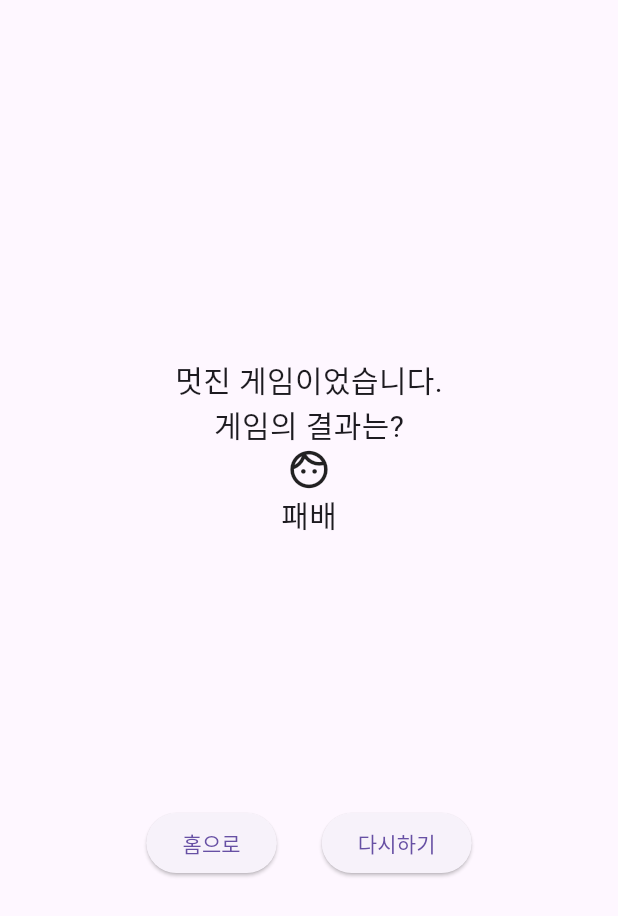
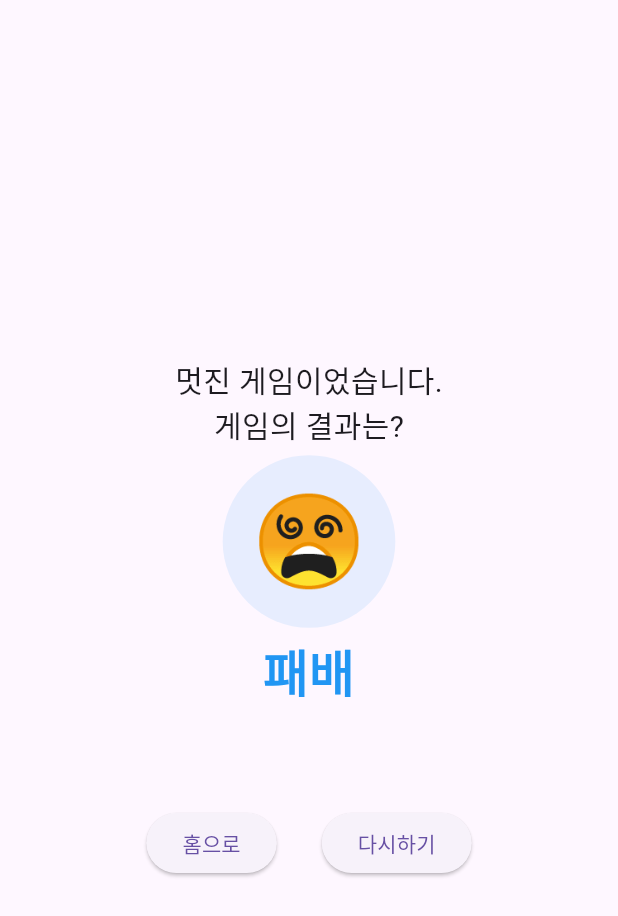
Before and after one commit to parkk-min/ORB_PROJECT, a Flutter app: the Result screen opened directly with empty values, on a phone screen of 412 x 824 dp. Shown: the top 916 px of the screen. Run offline on Flutter 3.47's test engine with Material 3 defaults, Android fonts, the phone set to English and light mode, and no system bars; our stand-ins replace fluttertoast; accounts and stored records are empty.

Commit message:
result화면 개선

```diff
--- a/ORB_PROJECT_flutter_front/lib/result.dart
+++ b/ORB_PROJECT_flutter_front/lib/result.dart
@@ -110,10 +110,23 @@ class _ResultState extends State<Result> {
                 children: [
                   Text("멋진 게임이었습니다.", style: TextStyle(fontSize: 20),),
                   Text("게임의 결과는?",style: TextStyle(fontSize: 20),),
-                  Icon(result=="WIN"?Icons.celebration:Icons.face_unlock_rounded,
-                    size: 30,
+                  Container(
+                    padding: const EdgeInsets.all(20),
+                    decoration: BoxDecoration(
+                      color: result == "WIN" ? Colors.amber.withOpacity(0.2) : Colors.blue.withOpacity(0.1),
+                      shape: BoxShape.circle,
+                    ),
+                    child: Text(
+                      result == "WIN" ? "🎉" : "😵",
+                      style: const TextStyle(fontSize: 60),
+                    ),
                   ),
-                  Text(result=="WIN"?"승리":"패배",style: TextStyle(fontSize: 20),),
+                  Text(result=="WIN"?"승리":"패배",
+                    style: TextStyle(
+                      fontSize: 33,
+                      fontWeight: FontWeight.bold,
+                      color: result=="WIN"? Colors.amber: Colors.blue,
+                    ),),
                 ],
               ),
             ),
```
